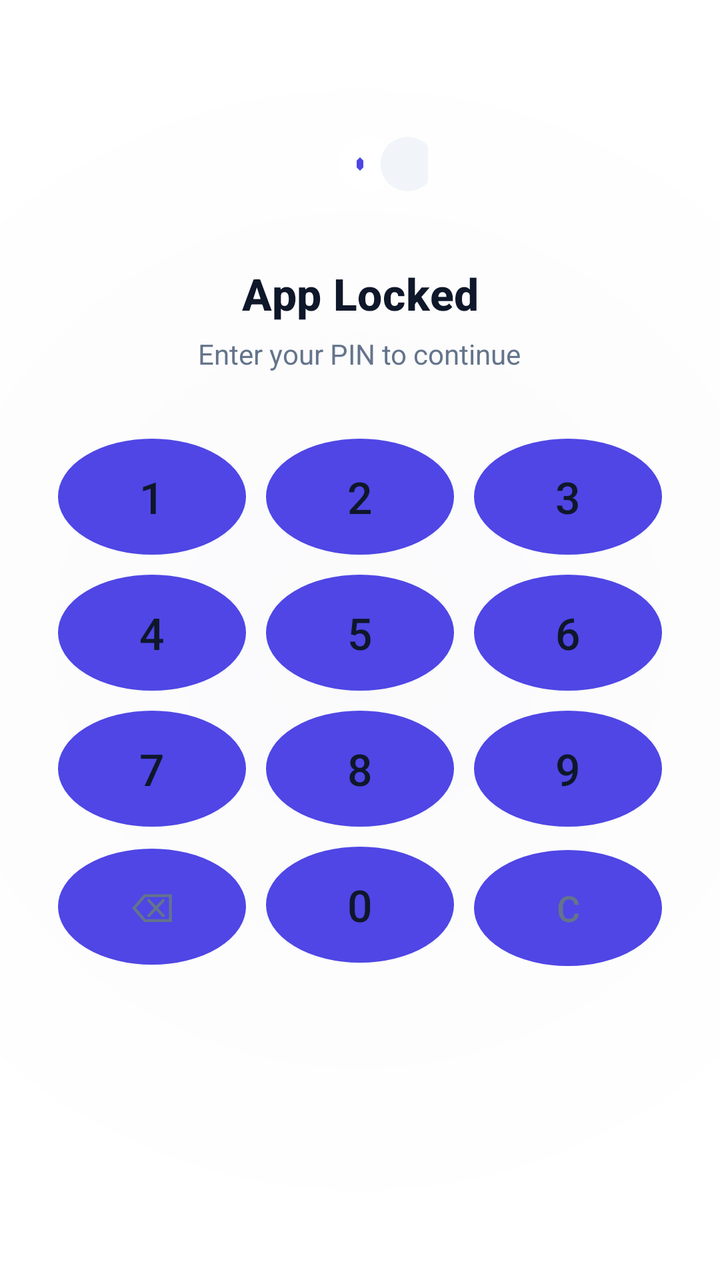
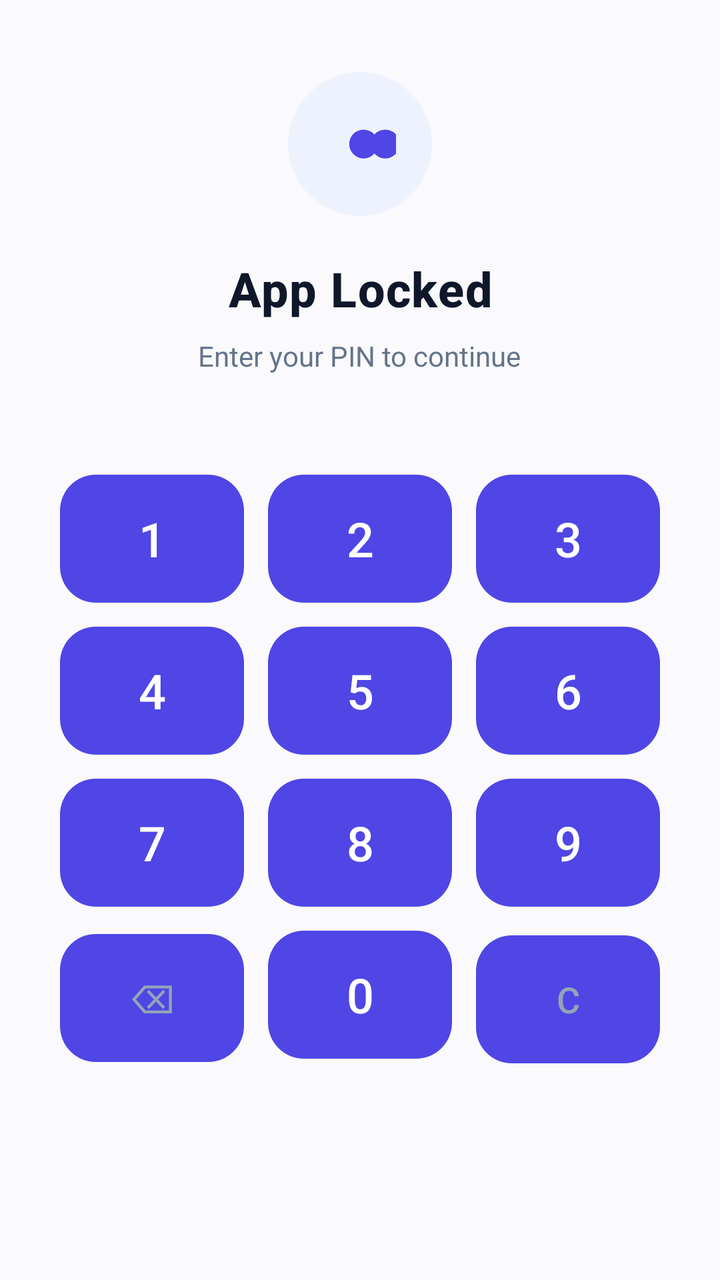

Screens rendered from an Android XML layout before and after an edit, with the pre-edit source and the edit as a unified diff.
<!-- AndroidManifest.xml: application theme Theme.VEIL -->
<!-- res/layout/activity_pin_unlock.xml -->
<?xml version="1.0" encoding="utf-8"?>
<FrameLayout xmlns:android="http://schemas.android.com/apk/res/android"
    xmlns:app="http://schemas.android.com/apk/res-auto"
    android:id="@+id/unlock_root"
    android:layout_width="match_parent"
    android:layout_height="match_parent"
    android:background="@drawable/splash_background">

    
    <androidx.core.widget.NestedScrollView
        android:layout_width="match_parent"
        android:layout_height="match_parent"
        android:fillViewport="true"
        android:overScrollMode="never"
        android:scrollbars="none">

        <LinearLayout
            android:layout_width="match_parent"
            android:layout_height="wrap_content"
            android:layout_gravity="center"
            android:gravity="center_horizontal"
            android:maxWidth="440dp"
            android:orientation="vertical"
            android:paddingHorizontal="24dp"
            android:paddingTop="48dp"
            android:paddingBottom="32dp">

            
            <ImageView
                android:layout_width="68dp"
                android:layout_height="68dp"
                android:layout_marginBottom="16dp"
                android:contentDescription="@string/app_name"
                android:scaleType="fitCenter"
                android:src="@drawable/veil_logo" />

            <TextView
                android:id="@+id/titleText"
                android:layout_width="wrap_content"
                android:layout_height="wrap_content"
                android:fontFamily="sans-serif-medium"
                android:gravity="center"
                android:letterSpacing="0.01"
                android:text="App Locked"
                android:textColor="@color/textPrimary"
                android:textSize="22sp"
                android:textStyle="bold" />

            <TextView
                android:id="@+id/subtitleText"
                android:layout_width="wrap_content"
                android:layout_height="wrap_content"
                android:layout_marginTop="6dp"
                android:fontFamily="sans-serif"
                android:gravity="center"
                android:text="Enter your PIN to continue"
                android:textColor="@color/textSecondary"
                android:textSize="14sp" />

            
            <LinearLayout
                android:id="@+id/pinDotsContainer"
                android:layout_width="wrap_content"
                android:layout_height="wrap_content"
                android:layout_marginTop="20dp"
                android:layout_marginBottom="8dp"
                android:gravity="center"
                android:orientation="horizontal" />

            
            <TextView
                android:id="@+id/errorText"
                android:layout_width="wrap_content"
                android:layout_height="wrap_content"
                android:layout_marginBottom="12dp"
                android:fontFamily="sans-serif-medium"
                android:gravity="center"
                android:textColor="@color/error_red"
                android:textSize="13sp"
                android:visibility="gone" />

            
            <LinearLayout
                android:layout_width="match_parent"
                android:layout_height="wrap_content"
                android:layout_gravity="center_horizontal"
                android:maxWidth="340dp"
                android:orientation="vertical">

                
                <LinearLayout
                    android:layout_width="match_parent"
                    android:layout_height="wrap_content"
                    android:orientation="horizontal">

                    <Button
                        android:id="@+id/button1"
                        android:layout_width="0dp"
                        android:layout_height="58dp"
                        android:layout_margin="5dp"
                        android:layout_weight="1"
                        android:background="@drawable/button_number_pad"
                        android:fontFamily="sans-serif-medium"
                        android:text="1"
                        android:textColor="@color/textPrimary"
                        android:textSize="22sp" />

                    <Button
                        android:id="@+id/button2"
                        android:layout_width="0dp"
                        android:layout_height="58dp"
                        android:layout_margin="5dp"
                        android:layout_weight="1"
                        android:background="@drawable/button_number_pad"
                        android:fontFamily="sans-serif-medium"
                        android:text="2"
                        android:textColor="@color/textPrimary"
                        android:textSize="22sp" />

                    <Button
                        android:id="@+id/button3"
                        android:layout_width="0dp"
                        android:layout_height="58dp"
                        android:layout_margin="5dp"
                        android:layout_weight="1"
                        android:background="@drawable/button_number_pad"
                        android:fontFamily="sans-serif-medium"
                        android:text="3"
                        android:textColor="@color/textPrimary"
                        android:textSize="22sp" />
                </LinearLayout>

                
                <LinearLayout
                    android:layout_width="match_parent"
                    android:layout_height="wrap_content"
                    android:orientation="horizontal">

                    <Button
                        android:id="@+id/button4"
                        android:layout_width="0dp"
                        android:layout_height="58dp"
                        android:layout_margin="5dp"
                        android:layout_weight="1"
                        android:background="@drawable/button_number_pad"
                        android:fontFamily="sans-serif-medium"
                        android:text="4"
                        android:textColor="@color/textPrimary"
                        android:textSize="22sp" />

                    <Button
                        android:id="@+id/button5"
                        android:layout_width="0dp"
                        android:layout_height="58dp"
                        android:layout_margin="5dp"
                        android:layout_weight="1"
                        android:background="@drawable/button_number_pad"
                        android:fontFamily="sans-serif-medium"
                        android:text="5"
                        android:textColor="@color/textPrimary"
                        android:textSize="22sp" />

                    <Button
                        android:id="@+id/button6"
                        android:layout_width="0dp"
                        android:layout_height="58dp"
                        android:layout_margin="5dp"
                        android:layout_weight="1"
                        android:background="@drawable/button_number_pad"
                        android:fontFamily="sans-serif-medium"
                        android:text="6"
                        android:textColor="@color/textPrimary"
                        android:textSize="22sp" />
                </LinearLayout>

                
                <LinearLayout
                    android:layout_width="match_parent"
                    android:layout_height="wrap_content"
                    android:orientation="horizontal">

                    <Button
                        android:id="@+id/button7"
                        android:layout_width="0dp"
                        android:layout_height="58dp"
                        android:layout_margin="5dp"
                        android:layout_weight="1"
                        android:background="@drawable/button_number_pad"
                        android:fontFamily="sans-serif-medium"
                        android:text="7"
                        android:textColor="@color/textPrimary"
                        android:textSize="22sp" />

                    <Button
                        android:id="@+id/button8"
                        android:layout_width="0dp"
                        android:layout_height="58dp"
                        android:layout_margin="5dp"
                        android:layout_weight="1"
                        android:background="@drawable/button_number_pad"
                        android:fontFamily="sans-serif-medium"
                        android:text="8"
                        android:textColor="@color/textPrimary"
                        android:textSize="22sp" />

                    <Button
                        android:id="@+id/button9"
                        android:layout_width="0dp"
                        android:layout_height="58dp"
                        android:layout_margin="5dp"
                        android:layout_weight="1"
                        android:background="@drawable/button_number_pad"
                        android:fontFamily="sans-serif-medium"
                        android:text="9"
                        android:textColor="@color/textPrimary"
                        android:textSize="22sp" />
                </LinearLayout>

                
                <LinearLayout
                    android:layout_width="match_parent"
                    android:layout_height="wrap_content"
                    android:orientation="horizontal">

                    <Button
                        android:id="@+id/buttonDelete"
                        android:layout_width="0dp"
                        android:layout_height="58dp"
                        android:layout_margin="5dp"
                        android:layout_weight="1"
                        android:background="@drawable/button_number_pad"
                        android:fontFamily="sans-serif"
                        android:text="⌫"
                        android:textColor="@color/textSecondary"
                        android:textSize="20sp" />

                    <Button
                        android:id="@+id/button0"
                        android:layout_width="0dp"
                        android:layout_height="58dp"
                        android:layout_margin="5dp"
                        android:layout_weight="1"
                        android:background="@drawable/button_number_pad"
                        android:fontFamily="sans-serif-medium"
                        android:text="0"
                        android:textColor="@color/textPrimary"
                        android:textSize="22sp" />

                    <Button
                        android:id="@+id/buttonClear"
                        android:layout_width="0dp"
                        android:layout_height="58dp"
                        android:layout_margin="5dp"
                        android:layout_weight="1"
                        android:background="@drawable/button_number_pad"
                        android:fontFamily="sans-serif-medium"
                        android:text="C"
                        android:textColor="@color/textSecondary"
                        android:textSize="18sp" />
                </LinearLayout>

            </LinearLayout>

        </LinearLayout>
    </androidx.core.widget.NestedScrollView>

</FrameLayout>
<!-- resources referenced by this layout -->
<resources>
  <color name="error_red">#EF4444</color>
  <color name="textPrimary">#0F172A</color>
  <color name="textSecondary">#64748B</color>
  <!-- drawable button_number_pad (drawable) -->
  <?xml version="1.0" encoding="utf-8"?>
  <ripple xmlns:android="http://schemas.android.com/apk/res/android"
      android:color="@color/colorPrimaryContainer">
      <item>
          <shape android:shape="oval">
              <solid android:color="@color/colorSurfaceVariant" />
              <stroke
                  android:width="1dp"
                  android:color="@color/colorOutline" />
          </shape>
      </item>
  </ripple>
  <!-- drawable splash_background (drawable) -->
  <?xml version="1.0" encoding="utf-8"?>
  <shape xmlns:android="http://schemas.android.com/apk/res/android">
      <gradient
          android:type="radial"
          android:gradientRadius="85%p"
          android:centerX="50%"
          android:centerY="50%"
          android:startColor="@color/veil_primary_dark"
          android:endColor="@color/veil_primary" />
  </shape>
  <!-- drawable veil_logo (drawable) -->
  <?xml version="1.0" encoding="utf-8"?>
  <vector xmlns:android="http://schemas.android.com/apk/res/android"
      android:width="200dp"
      android:height="200dp"
      android:viewportWidth="200"
      android:viewportHeight="200">
  
      
      <path
          android:fillColor="@color/veil_primary"
          android:pathData="M 70,100 a 40,40 0 1,1 0,0.1 z" />
  
      
      <path
          android:fillColor="@color/veil_primary_light"
          android:pathData="M 130,100 a 40,40 0 1,1 0,0.1 z" />
  
      
      <path
          android:fillColor="@color/veil_accent"
          android:pathData="M 95,95 L 100,90 L 105,95 L 105,105 L 100,110 L 95,105 Z" />
  
  </vector>
  <string name="app_name">VEIL</string>
  <style name="Theme.VEIL" parent="Base.Theme.VEIL" />
  <color name="colorPrimaryContainer">#EEF2FF</color>
  <color name="colorSurfaceVariant">#F1F5F9</color>
  <color name="colorOutline">#E2E8F0</color>
  <color name="veil_primary_dark">#FAFAFC</color>
  <color name="veil_primary">#FFFFFF</color>
  <color name="veil_primary_light">#F1F5F9</color>
  <color name="veil_accent">#4F46E5</color>
  <style name="Base.Theme.VEIL" parent="Theme.Material3.DayNight.NoActionBar">
          <item name="android:statusBarColor">@android:color/transparent</item>
          <item name="android:navigationBarColor">@android:color/transparent</item>
          <item name="android:windowLightStatusBar" tools:targetApi="m">true</item>
          <item name="colorPrimary">@color/colorPrimary</item>
          <item name="colorOnPrimary">@color/colorOnPrimary</item>
          <item name="colorPrimaryContainer">@color/colorPrimaryContainer</item>
          <item name="colorOnPrimaryContainer">@color/colorOnPrimaryContainer</item>
          <item name="colorSurface">@color/colorSurface</item>
          <item name="colorSurfaceVariant">@color/colorSurfaceVariant</item>
          <item name="colorOutline">@color/colorOutline</item>
          <item name="android:colorBackground">@color/colorBackground</item>
          <item name="bottomSheetDialogTheme">@style/ModernBottomSheetDialogTheme</item>
      </style>
  <color name="colorPrimary">#4F46E5</color>
  <color name="colorOnPrimary">#FFFFFF</color>
  <color name="colorOnPrimaryContainer">#3730A3</color>
  <color name="colorSurface">#FFFFFF</color>
  <color name="colorBackground">#FAFAFC</color>
  <style name="ModernBottomSheetDialogTheme" parent="Theme.Material3.DayNight.BottomSheetDialog">
          <item name="bottomSheetStyle">@style/ModernBottomSheetStyle</item>
          <item name="android:windowIsFloating">false</item>
          <item name="android:statusBarColor">@android:color/transparent</item>
          <item name="android:navigationBarColor">@android:color/transparent</item>
      </style>
  <style name="ModernBottomSheetStyle" parent="Widget.Material3.BottomSheet">
          <item name="android:background">@android:color/transparent</item>
      </style>
</resources>

<!-- the commit's change to res/layout/activity_pin_unlock.xml (unified diff, before → after) -->
@@ -4,7 +4,7 @@
     android:id="@+id/unlock_root"
     android:layout_width="match_parent"
     android:layout_height="match_parent"
-    android:background="@drawable/splash_background">
+    android:background="@color/colorBackground">
 
     
     <androidx.core.widget.NestedScrollView
@@ -22,17 +22,27 @@
             android:maxWidth="440dp"
             android:orientation="vertical"
             android:paddingHorizontal="24dp"
-            android:paddingTop="48dp"
-            android:paddingBottom="32dp">
-
-            
-            <ImageView
-                android:layout_width="68dp"
-                android:layout_height="68dp"
-                android:layout_marginBottom="16dp"
-                android:contentDescription="@string/app_name"
-                android:scaleType="fitCenter"
-                android:src="@drawable/veil_logo" />
+            android:paddingTop="36dp"
+            android:paddingBottom="36dp">
+
+            
+            <androidx.cardview.widget.CardView
+                android:layout_width="72dp"
+                android:layout_height="72dp"
+                android:layout_marginBottom="20dp"
+                app:cardBackgroundColor="@color/colorPrimaryContainer"
+                app:cardCornerRadius="36dp"
+                app:cardElevation="0dp">
+
+                <ImageView
+                    android:layout_width="36dp"
+                    android:layout_height="36dp"
+                    android:layout_gravity="center"
+                    android:contentDescription="@string/app_name"
+                    android:scaleType="fitCenter"
+                    android:src="@drawable/veil_logo"
+                    app:tint="@color/colorPrimary" />
+            </androidx.cardview.widget.CardView>
 
             <TextView
                 android:id="@+id/titleText"
@@ -40,17 +50,17 @@
                 android:layout_height="wrap_content"
                 android:fontFamily="sans-serif-medium"
                 android:gravity="center"
-                android:letterSpacing="0.01"
+                android:letterSpacing="0.02"
                 android:text="App Locked"
                 android:textColor="@color/textPrimary"
-                android:textSize="22sp"
+                android:textSize="24sp"
                 android:textStyle="bold" />
 
             <TextView
                 android:id="@+id/subtitleText"
                 android:layout_width="wrap_content"
                 android:layout_height="wrap_content"
-                android:layout_marginTop="6dp"
+                android:layout_marginTop="8dp"
                 android:fontFamily="sans-serif"
                 android:gravity="center"
                 android:text="Enter your PIN to continue"
@@ -62,8 +72,8 @@
                 android:id="@+id/pinDotsContainer"
                 android:layout_width="wrap_content"
                 android:layout_height="wrap_content"
-                android:layout_marginTop="20dp"
-                android:layout_marginBottom="8dp"
+                android:layout_marginTop="28dp"
+                android:layout_marginBottom="16dp"
                 android:gravity="center"
                 android:orientation="horizontal" />
 
@@ -75,7 +85,7 @@
                 android:layout_marginBottom="12dp"
                 android:fontFamily="sans-serif-medium"
                 android:gravity="center"
-                android:textColor="@color/error_red"
+                android:textColor="@color/statusError"
                 android:textSize="13sp"
                 android:visibility="gone" />
 
@@ -96,38 +106,38 @@
                     <Button
                         android:id="@+id/button1"
                         android:layout_width="0dp"
-                        android:layout_height="58dp"
-                        android:layout_margin="5dp"
+                        android:layout_height="64dp"
+                        android:layout_margin="6dp"
                         android:layout_weight="1"
                         android:background="@drawable/button_number_pad"
                         android:fontFamily="sans-serif-medium"
                         android:text="1"
-                        android:textColor="@color/textPrimary"
-                        android:textSize="22sp" />
+                        android:textColor="@color/keypad_digit_text"
+                        android:textSize="24sp" />
 
                     <Button
                         android:id="@+id/button2"
                         android:layout_width="0dp"
-                        android:layout_height="58dp"
-                        android:layout_margin="5dp"
+                        android:layout_height="64dp"
+                        android:layout_margin="6dp"
                         android:layout_weight="1"
                         android:background="@drawable/button_number_pad"
                         android:fontFamily="sans-serif-medium"
                         android:text="2"
-                        android:textColor="@color/textPrimary"
-                        android:textSize="22sp" />
+                        android:textColor="@color/keypad_digit_text"
+                        android:textSize="24sp" />
 
                     <Button
                         android:id="@+id/button3"
                         android:layout_width="0dp"
-                        android:layout_height="58dp"
-                        android:layout_margin="5dp"
+                        android:layout_height="64dp"
+                        android:layout_margin="6dp"
                         android:layout_weight="1"
                         android:background="@drawable/button_number_pad"
                         android:fontFamily="sans-serif-medium"
                         android:text="3"
-                        android:textColor="@color/textPrimary"
-                        android:textSize="22sp" />
+                        android:textColor="@color/keypad_digit_text"
+                        android:textSize="24sp" />
                 </LinearLayout>
 
                 
@@ -139,38 +149,38 @@
                     <Button
                         android:id="@+id/button4"
                         android:layout_width="0dp"
-                        android:layout_height="58dp"
-                        android:layout_margin="5dp"
+                        android:layout_height="64dp"
+                        android:layout_margin="6dp"
                         android:layout_weight="1"
                         android:background="@drawable/button_number_pad"
                         android:fontFamily="sans-serif-medium"
                         android:text="4"
-                        android:textColor="@color/textPrimary"
-                        android:textSize="22sp" />
+                        android:textColor="@color/keypad_digit_text"
+                        android:textSize="24sp" />
 
                     <Button
                         android:id="@+id/button5"
                         android:layout_width="0dp"
-                        android:layout_height="58dp"
-                        android:layout_margin="5dp"
+                        android:layout_height="64dp"
+                        android:layout_margin="6dp"
                         android:layout_weight="1"
                         android:background="@drawable/button_number_pad"
                         android:fontFamily="sans-serif-medium"
                         android:text="5"
-                        android:textColor="@color/textPrimary"
-                        android:textSize="22sp" />
+                        android:textColor="@color/keypad_digit_text"
+                        android:textSize="24sp" />
 
                     <Button
                         android:id="@+id/button6"
                         android:layout_width="0dp"
-                        android:layout_height="58dp"
-                        android:layout_margin="5dp"
+                        android:layout_height="64dp"
+                        android:layout_margin="6dp"
                         android:layout_weight="1"
                         android:background="@drawable/button_number_pad"
                         android:fontFamily="sans-serif-medium"
                         android:text="6"
-                        android:textColor="@color/textPrimary"
-                        android:textSize="22sp" />
+                        android:textColor="@color/keypad_digit_text"
+                        android:textSize="24sp" />
                 </LinearLayout>
 
                 
@@ -182,38 +192,38 @@
                     <Button
                         android:id="@+id/button7"
                         android:layout_width="0dp"
-                        android:layout_height="58dp"
-                        android:layout_margin="5dp"
+                        android:layout_height="64dp"
+                        android:layout_margin="6dp"
                         android:layout_weight="1"
                         android:background="@drawable/button_number_pad"
                         android:fontFamily="sans-serif-medium"
                         android:text="7"
-                        android:textColor="@color/textPrimary"
-                        android:textSize="22sp" />
+                        android:textColor="@color/keypad_digit_text"
+                        android:textSize="24sp" />
 
                     <Button
                         android:id="@+id/button8"
                         android:layout_width="0dp"
-                        android:layout_height="58dp"
-                        android:layout_margin="5dp"
+                        android:layout_height="64dp"
+                        android:layout_margin="6dp"
                         android:layout_weight="1"
                         android:background="@drawable/button_number_pad"
                         android:fontFamily="sans-serif-medium"
                         android:text="8"
-                        android:textColor="@color/textPrimary"
-                        android:textSize="22sp" />
+                        android:textColor="@color/keypad_digit_text"
+                        android:textSize="24sp" />
 
                     <Button
                         android:id="@+id/button9"
                         android:layout_width="0dp"
-                        android:layout_height="58dp"
-                        android:layout_margin="5dp"
+                        android:layout_height="64dp"
+                        android:layout_margin="6dp"
                         android:layout_weight="1"
                         android:background="@drawable/button_number_pad"
                         android:fontFamily="sans-serif-medium"
                         android:text="9"
-                        android:textColor="@color/textPrimary"
-                        android:textSize="22sp" />
+                        android:textColor="@color/keypad_digit_text"
+                        android:textSize="24sp" />
                 </LinearLayout>
 
                 
@@ -225,37 +235,37 @@
                     <Button
                         android:id="@+id/buttonDelete"
                         android:layout_width="0dp"
-                        android:layout_height="58dp"
-                        android:layout_margin="5dp"
+                        android:layout_height="64dp"
+                        android:layout_margin="6dp"
                         android:layout_weight="1"
                         android:background="@drawable/button_number_pad"
                         android:fontFamily="sans-serif"
                         android:text="⌫"
-                        android:textColor="@color/textSecondary"
+                        android:textColor="@color/keypad_control_text"
                         android:textSize="20sp" />
 
                     <Button
                         android:id="@+id/button0"
                         android:layout_width="0dp"
-                        android:layout_height="58dp"
-                        android:layout_margin="5dp"
+                        android:layout_height="64dp"
+                        android:layout_margin="6dp"
                         android:layout_weight="1"
                         android:background="@drawable/button_number_pad"
                         android:fontFamily="sans-serif-medium"
                         android:text="0"
-                        android:textColor="@color/textPrimary"
-                        android:textSize="22sp" />
+                        android:textColor="@color/keypad_digit_text"
+                        android:textSize="24sp" />
 
                     <Button
                         android:id="@+id/buttonClear"
                         android:layout_width="0dp"
-                        android:layout_height="58dp"
-                        android:layout_margin="5dp"
+                        android:layout_height="64dp"
+                        android:layout_margin="6dp"
                         android:layout_weight="1"
                         android:background="@drawable/button_number_pad"
                         android:fontFamily="sans-serif-medium"
                         android:text="C"
-                        android:textColor="@color/textSecondary"
+                        android:textColor="@color/keypad_control_text"
                         android:textSize="18sp" />
                 </LinearLayout>
 
<!-- resource entries referenced after the edit -->
@@ -1,6 +1,5 @@
 <!-- resources referenced by this layout -->
 <resources>
-  <color name="error_red">#EF4444</color>
   <color name="textPrimary">#0F172A</color>
   <color name="textSecondary">#64748B</color>
   <!-- drawable button_number_pad (drawable) -->
@@ -8,25 +7,12 @@
   <ripple xmlns:android="http://schemas.android.com/apk/res/android"
       android:color="@color/colorPrimaryContainer">
       <item>
-          <shape android:shape="oval">
-              <solid android:color="@color/colorSurfaceVariant" />
-              <stroke
-                  android:width="1dp"
-                  android:color="@color/colorOutline" />
+          <shape android:shape="rectangle">
+              <solid android:color="@color/keypad_button_bg" />
+              <corners android:radius="18dp" />
           </shape>
       </item>
   </ripple>
-  <!-- drawable splash_background (drawable) -->
-  <?xml version="1.0" encoding="utf-8"?>
-  <shape xmlns:android="http://schemas.android.com/apk/res/android">
-      <gradient
-          android:type="radial"
-          android:gradientRadius="85%p"
-          android:centerX="50%"
-          android:centerY="50%"
-          android:startColor="@color/veil_primary_dark"
-          android:endColor="@color/veil_primary" />
-  </shape>
   <!-- drawable veil_logo (drawable) -->
   <?xml version="1.0" encoding="utf-8"?>
   <vector xmlns:android="http://schemas.android.com/apk/res/android"
@@ -53,10 +39,11 @@
   </vector>
   <string name="app_name">VEIL</string>
   <style name="Theme.VEIL" parent="Base.Theme.VEIL" />
+  <color name="keypad_button_bg">#1E293B</color>
   <color name="colorPrimaryContainer">#EEF2FF</color>
+  <color name="statusError">#EF4444</color>
   <color name="colorSurfaceVariant">#F1F5F9</color>
   <color name="colorOutline">#E2E8F0</color>
-  <color name="veil_primary_dark">#FAFAFC</color>
   <color name="veil_primary">#FFFFFF</color>
   <color name="veil_primary_light">#F1F5F9</color>
   <color name="veil_accent">#4F46E5</color>
